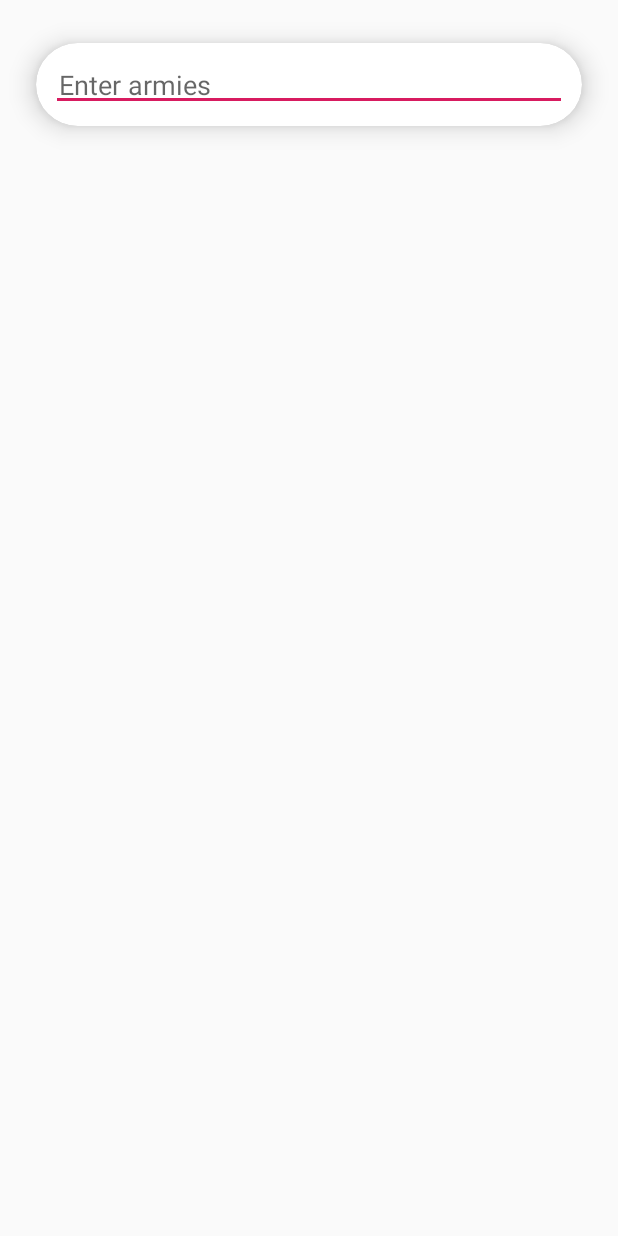
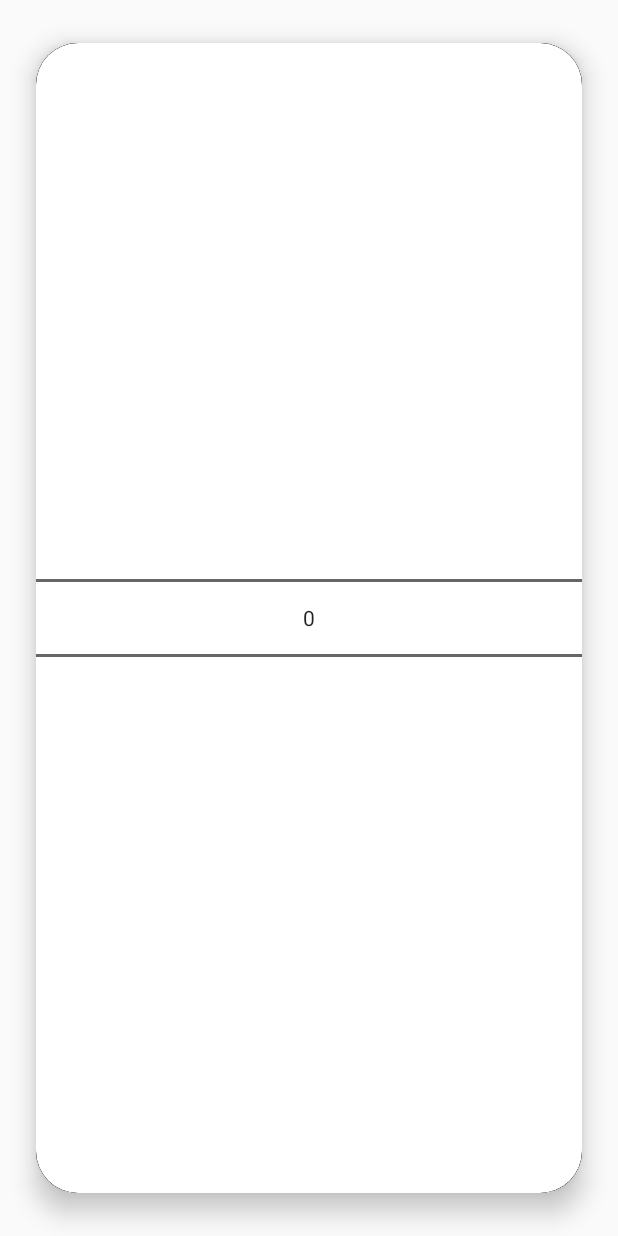
Before and after one commit to sagarvetal/APP-Risk, an Android app: the layout play_screen_reinforcement_option.xml on its own in the app's theme, with its tools: preview values and no code run, on a phone screen of 412 x 824 dp. Run offline under Robolectric (Android 15) with nearby library versions, the phone set to English and light mode, and no system bars.

Commit message:
Add number picker to place reinforcement armies
Update number picker in dialog box

```diff
--- a/app/src/main/res/layout/play_screen_reinforcement_option.xml
+++ b/app/src/main/res/layout/play_screen_reinforcement_option.xml
@@ -7,7 +7,7 @@
 
     <android.support.v7.widget.CardView
         android:layout_width="match_parent"
-        android:layout_height="wrap_content"
+        android:layout_height="match_parent"
         android:padding="10dp"
         android:layout_margin="@dimen/normalMargin"
         xmlns:card_view ="http://schemas.android.com/apk/res-auto"
@@ -16,18 +16,17 @@
         card_view:cardBackgroundColor="#FFFFFF"
         card_view:cardCornerRadius="28dp"
         >
-        <EditText
+
+        <NumberPicker
             android:layout_width="match_parent"
-            android:layout_height="wrap_content"
-            android:layout_margin="10dp"
-            android:padding="5dp"
-            android:maxLines="1"
-            android:maxLength="20"
-            android:id="@+id/play_screen_reinforcement_edittext"
-            android:hint="Enter armies "
-            android:inputType="number"
-            />
+            android:layout_height="match_parent"
+            android:id="@+id/number_picker"
+            android:orientation="horizontal"
 
+            >
+
+
+        </NumberPicker>
     </android.support.v7.widget.CardView>
 
 </LinearLayout>
```
